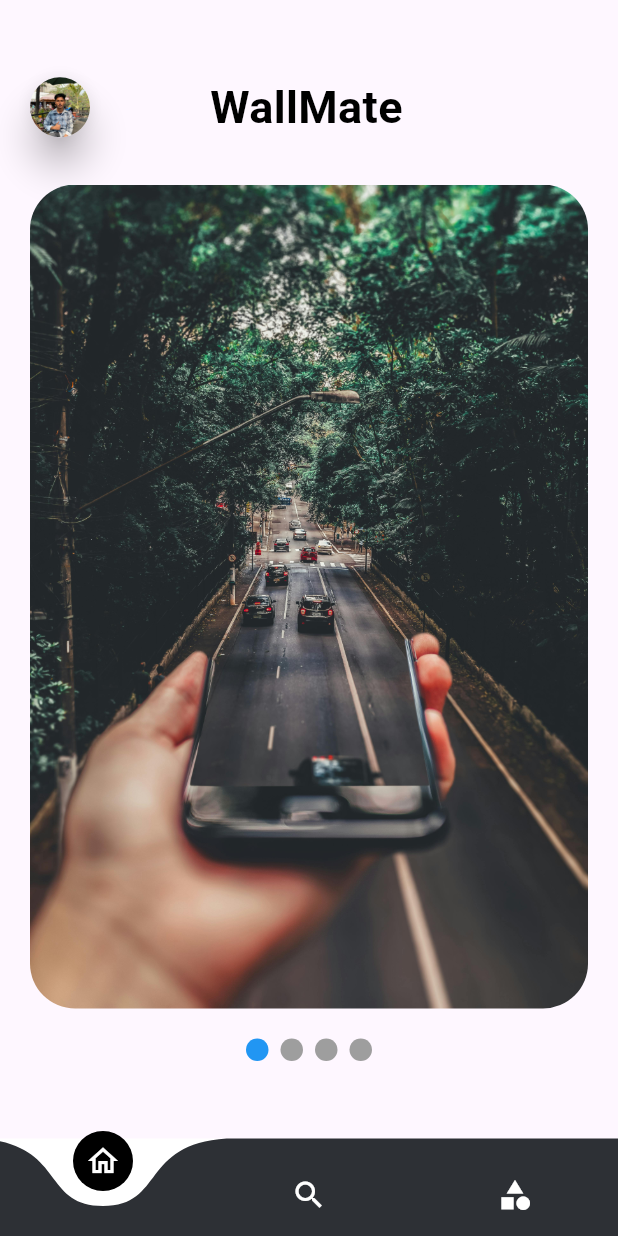
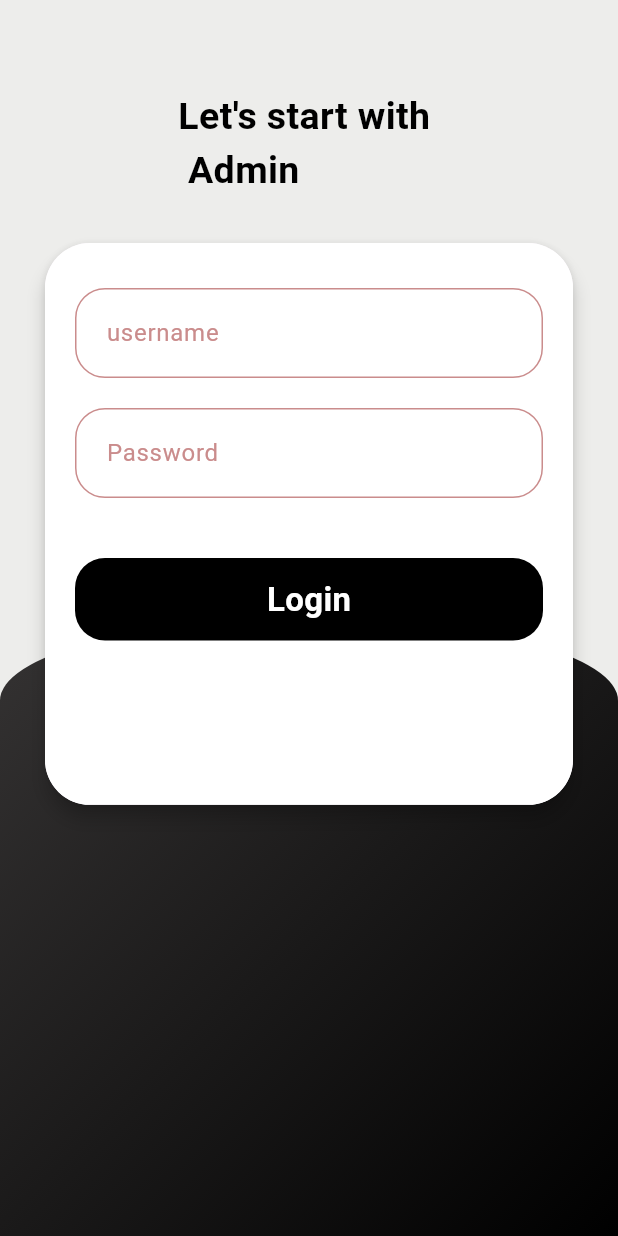
Before and after one commit to upendrashrestha10/wallpaperApp, a Flutter app: the screen it shows after launch, on a phone screen of 412 x 824 dp. Run offline on Flutter 3.47's test engine with Material 3 defaults, Android fonts, the light colour scheme and no system bars; drawn by our look-alikes of carousel_slider, curved_navigation_bar, smooth_page_indicator; our stand-ins replace cached_network_image.

Commit message:
add login page

```diff
--- /dev/null
+++ b/lib/Admin/admin_login.dart
@@ -0,0 +1,152 @@
+import 'package:flutter/material.dart';
+
+class AdminLogin extends StatefulWidget {
+  const AdminLogin({super.key});
+
+  @override
+  State<AdminLogin> createState() => _AdminLoginState();
+}
+
+class _AdminLoginState extends State<AdminLogin> {
+  @override
+  Widget build(BuildContext context) {
+    return Scaffold(
+      backgroundColor: Color(0xffededeb),
+      body: Container(
+        child: Stack(
+          children: [
+            Container(
+              margin: EdgeInsets.only(top: MediaQuery.of(context).size.height/2),
+              padding: EdgeInsets.only(top: 40, right: 20, left: 20),
+              height: MediaQuery.of(context).size.height,
+              width: MediaQuery.of(context).size.width,
+              decoration: BoxDecoration(
+                gradient: LinearGradient(colors: [Color.fromARGB(255, 53, 51, 51), Colors.black],
+                begin: Alignment.topLeft, end: Alignment.bottomRight),
+                borderRadius: BorderRadius.vertical(
+                  top: Radius.elliptical(MediaQuery.of(context).size.width, 110),
+                ) ,
+              ),
+            ),
+
+          Container(
+            margin: EdgeInsets.only(top: 60, right: 30, left: 30),
+            child: Form(
+              child: Column(
+                children: [
+                  Text("Let's start with \n Admin",
+                  style: TextStyle(
+                    color: Colors.black,
+                    fontSize: 25,
+                    fontWeight: FontWeight.bold,
+                  ),),
+SizedBox(height: 30,),
+                  Material(
+                    elevation: 5,
+                    borderRadius: BorderRadius.circular(30),
+                    child: Container(
+                      height: MediaQuery.of(context).size.height/2.2,
+                      decoration: BoxDecoration(
+                        color: Colors.white,
+                        borderRadius: BorderRadius.circular(30),
+                      ),
+
+                      child: Column(
+                        children: [
+                          SizedBox(height: 30,),
+                          Container(
+                            padding: EdgeInsets.only(top: 5, bottom: 5, left: 20),
+                            margin: EdgeInsets.symmetric(horizontal: 20),
+                            decoration: BoxDecoration(
+                              border: Border.all(
+                                color: const Color.fromARGB(255, 202, 140, 140),
+                              ),
+                              borderRadius: BorderRadius.circular(20)
+                            ),
+
+                            child: Center(
+                              child: TextFormField(
+                                validator: (value){
+                                  if(value == null || value.isEmpty){
+                                    return "Please Enter User name";
+                                  }
+                                },
+
+                                decoration: InputDecoration(
+                                  border: InputBorder.none,
+                                  hintText: "username",
+                                  hintStyle: TextStyle(
+                                    color: const Color.fromARGB(255, 202, 140, 140),
+                                  )
+                                ),
+                              ),
+                            ),
+                          ),
+
+SizedBox(height: 20,),
+
+                           Container(
+                            padding: EdgeInsets.only(top: 5, bottom: 5, left: 20),
+                            margin: EdgeInsets.symmetric(horizontal: 20),
+                            decoration: BoxDecoration(
+                              border: Border.all(
+                                color: const Color.fromARGB(255, 202, 140, 140),
+                              ),
+                              borderRadius: BorderRadius.circular(20)
+                            ),
+
+                            child: Center(
+                              child: TextFormField(
+                                validator: (value){
+                                  if(value == null || value.isEmpty){
+                                    return "Please Enter Password";
+                                  }
+                                },
+
+                                decoration: InputDecoration(
+                                  border: InputBorder.none,
+                                  hintText: "Password",
+                                  hintStyle: TextStyle(
+                                    color: const Color.fromARGB(255, 202, 140, 140),
+                                  )
+                                ),
+                              ),
+                            ),
+                          ),
+
+                          SizedBox(height: 40,),
+
+                          Container(
+                            padding: EdgeInsets.symmetric(vertical: 12),
+                            margin: EdgeInsets.symmetric(horizontal: 20),
+                            width: MediaQuery.of(context).size.width,
+                            decoration: BoxDecoration(
+                              color: Colors.black,
+                              borderRadius: BorderRadius.circular(20),
+                            ),
+
+                            child: Center(
+                              child: Text(
+                                "Login",
+                                style: TextStyle(
+                                  color: Colors.white,
+                                  fontSize: 22,
+                                  fontWeight: FontWeight.bold,
+                                )
+                                ),
+                              ),
+                            ),
+                        ],
+                      ),
+                    ),
+                  )
+                ],
+              )),
+          )
+          ],
+        ),
+      ),
+
+    );
+  }
+}
--- a/lib/main.dart
+++ b/lib/main.dart
@@ -1,5 +1,6 @@
 import 'package:flutter/material.dart';
-import 'package:wallpaper_app/pages/bottomnav.dart';
+import 'package:wallpaper_app/Admin/admin_login.dart';
+
 
 
 
@@ -17,7 +18,7 @@ class MyApp extends StatelessWidget {
       theme: ThemeData(
         primaryColor: Colors.black,
       ),
-      home:BottomNav(),
+      home:AdminLogin(),
     );
   }
 }
```
